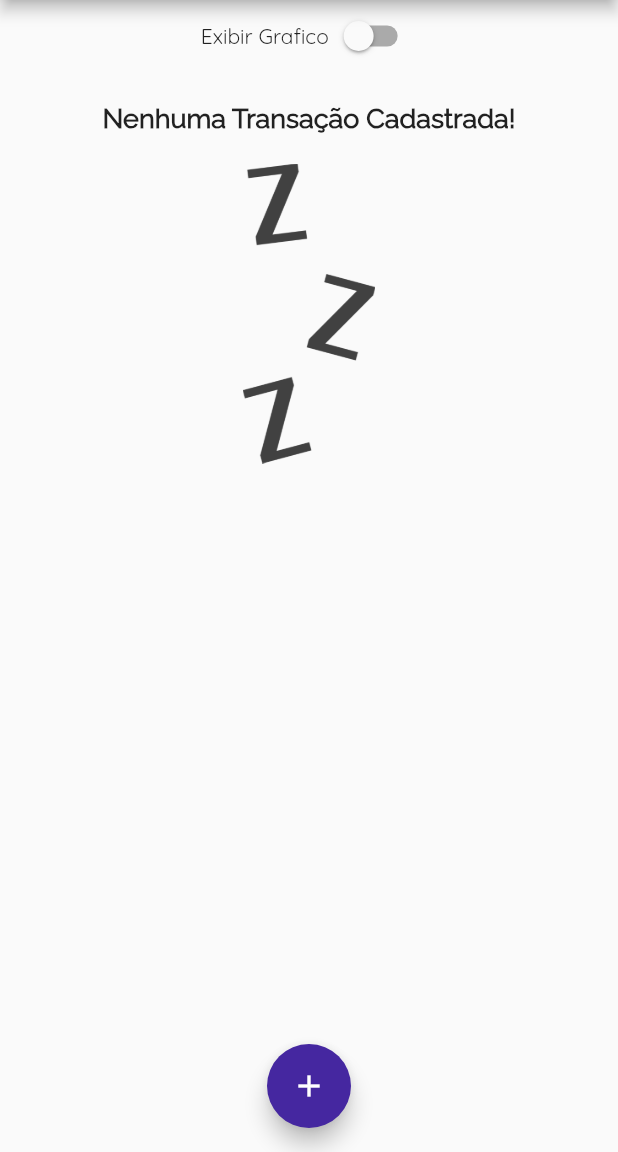
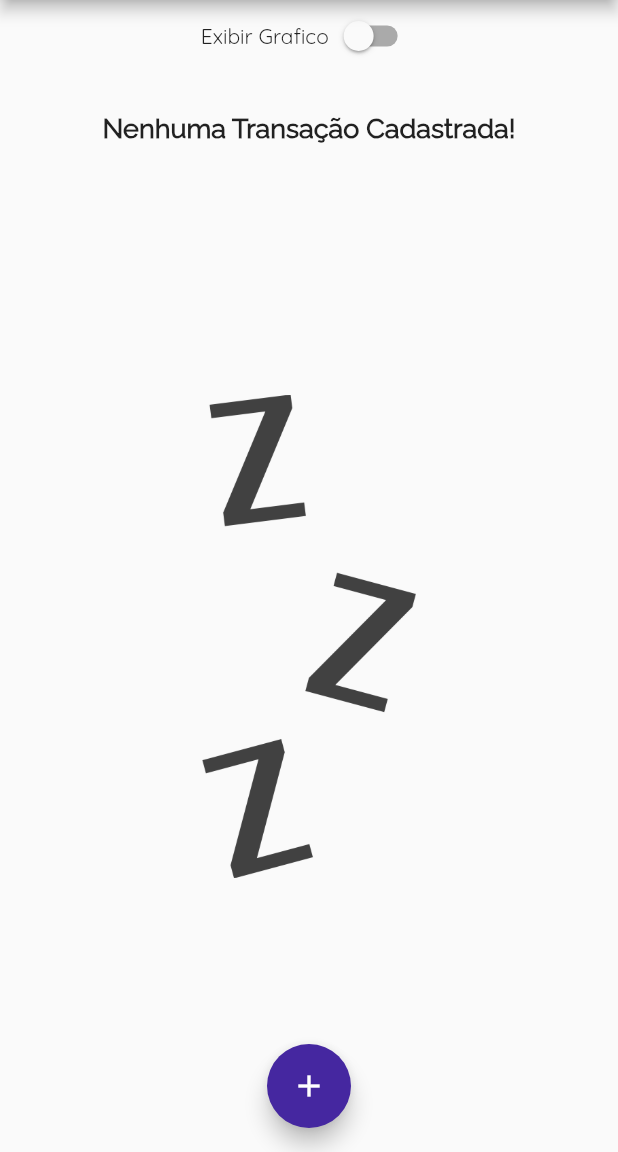
Before and after one commit to VitorL02/Despesas-Pessoais, a Flutter app: the screen it shows after launch, on a phone screen of 412 x 824 dp, the part 84-1236 px from its top. Run offline on Flutter 3.47's test engine with Material 2 defaults, Android fonts, the phone set to English and light mode, and no system bars.

Commit message:
Adicionado responsividade no texto e imagem na ausencia de transação

```diff
--- a/lib/components/transactionsList.dart
+++ b/lib/components/transactionsList.dart
@@ -12,25 +12,32 @@ class TransactionList extends StatelessWidget {
   @override
   Widget build(BuildContext context) {
     return transactions.isEmpty
-        ? Column(
+        ? LayoutBuilder(
+            builder: (ctx, constraints) {
+              return Column(
                 children: <Widget>[
-              SizedBox(height: 20),
-              Text(
+                  SizedBox(height: constraints.maxHeight * 0.05),
+                  Container(
+                    height: constraints.maxHeight * 0.3,
+                    child: Text(
                       'Nenhuma Transação Cadastrada!',
                       style: TextStyle(
                           fontSize: 18,
                           fontFamily: 'Raleway',
                           fontWeight: FontWeight.bold),
                     ),
-              SizedBox(height: 20),
+                  ),
+                  SizedBox(height: constraints.maxHeight * 0.05),
                   Container(
-                height: 200,
+                    height: constraints.maxHeight * 0.6,
                     child: Image.asset(
                       'assets/Images/waiting.png',
                       fit: BoxFit.cover,
                     ),
                   )
                 ],
+              );
+            },
           )
         : ListView.builder(
             //Desempenho da aplicação,define quantos itens serão renderizados (trabalha como o .map)
```
Lines whose indentation alone changed are shown as unchanged.
